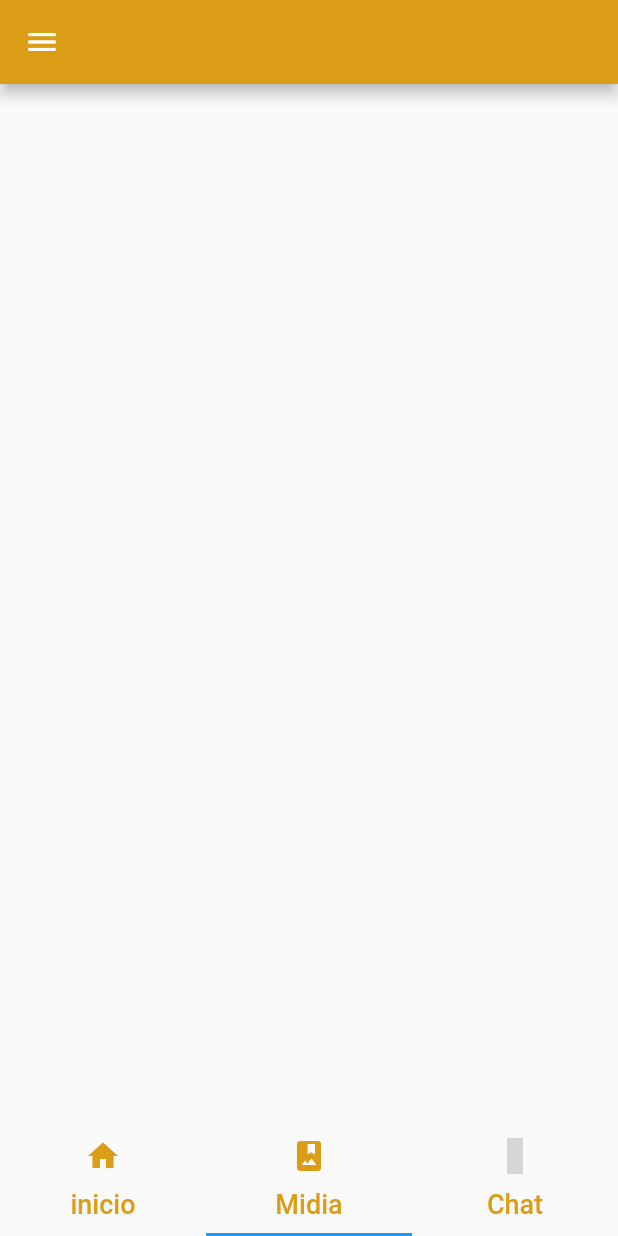
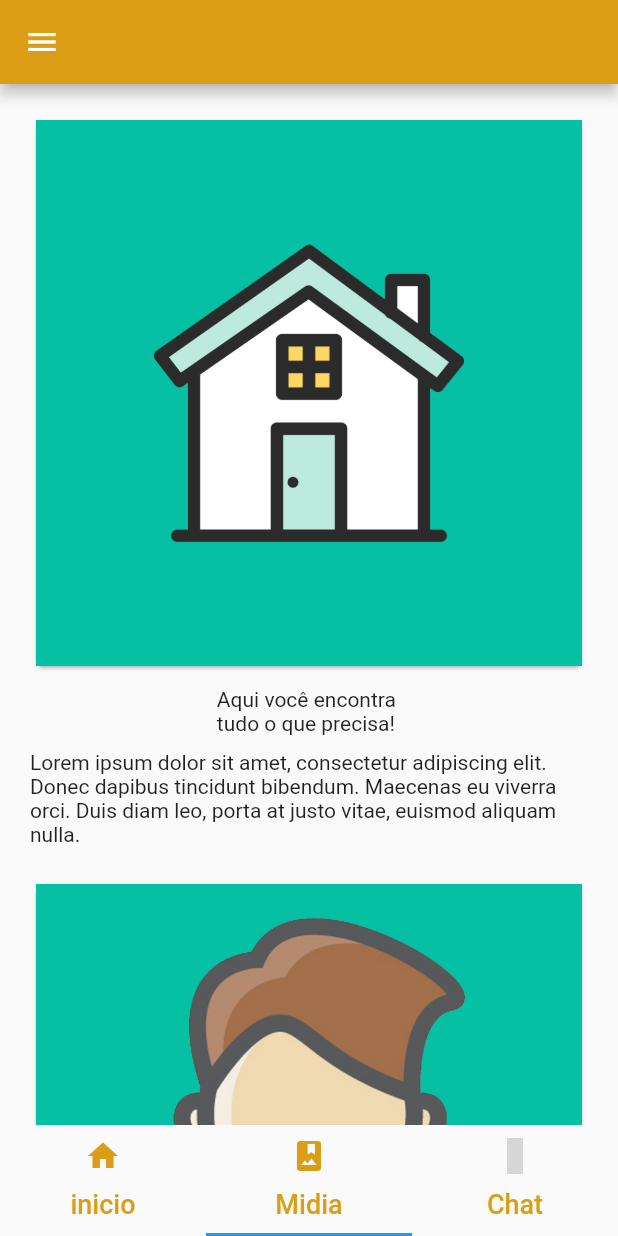
Before and after one commit to OzielFilho/Minuto-do-Aprendizado, a Flutter app: the HomePage screen opened by its route, item 2 of the bottom bar chosen, on a phone screen of 412 x 824 dp. Run offline on Flutter 3.47's test engine with Material 2 defaults, Android fonts, the phone set to English and light mode, and no system bars; our stand-ins replace flutter_icons, mobx; generated files the repository leaves out were written again; network calls fail; Roboto replaces fonts that are missing (fonts/SourceSansPro-Regular.tff); grey boxes are pictures that could not be loaded.

Commit message:
feat: add media model

```diff
--- /dev/null
+++ b/lib/core/model/media/Media.dart
@@ -0,0 +1,31 @@
+import 'package:flutter/material.dart';
+
+class Media {
+  final String imageUrl;
+  final String title;
+  final String description;
+
+  Media({
+    @required this.imageUrl,
+    @required this.title,
+    @required this.description,
+  });
+}
+
+final mediaList = [
+  Media(
+    imageUrl: 'assets/images/image1.jpg',
+    title: 'Aqui você encontra \ntudo o que precisa!',
+    description: 'Lorem ipsum dolor sit amet, consectetur adipiscing elit. Donec dapibus tincidunt bibendum. Maecenas eu viverra orci. Duis diam leo, porta at justo vitae, euismod aliquam nulla.',
+  ),
+  Media(
+    imageUrl: 'assets/images/image2.jpg',
+    title: 'Tudo em um só lugar!',
+    description: 'Lorem ipsum dolor sit amet, consectetur adipiscing elit. Donec dapibus tincidunt bibendum. Maecenas eu viverra orci. Duis diam leo, porta at justo vitae, euismod aliquam nulla.',
+  ),
+  Media(
+    imageUrl: 'assets/images/image3.jpg',
+    title: 'O ensino em seu smarthphone',
+    description: 'Lorem ipsum dolor sit amet, consectetur adipiscing elit. Donec dapibus tincidunt bibendum. Maecenas eu viverra orci. Duis diam leo, porta at justo vitae, euismod aliquam nulla.',
+  ),
+];
--- a/lib/core/model/user/user.dart
+++ b/lib/core/model/user/user.dart
@@ -0,0 +1,6 @@
+class User {
+  User({this.name, this.email, this.urlImage});
+  final String name;
+  final String email;
+  final String urlImage;
+}
--- a/lib/pages/home_page/home_page.dart
+++ b/lib/pages/home_page/home_page.dart
@@ -2,7 +2,8 @@ import 'package:flutter/material.dart';
 import 'package:flutter_icons/flutter_icons.dart';
 import 'package:minutodoaprendizado/pages/Inicio_page/inicio_page.dart';
 import 'package:minutodoaprendizado/pages/config_page/config_page.dart';
-import 'package:minutodoaprendizado/pages/midia_page/midia_page.dart';
+import 'package:minutodoaprendizado/pages/media_page/media_page.dart';
+
 
 import 'package:minutodoaprendizado/utils/theme/themes.dart';
 import 'package:minutodoaprendizado/utils/widgets/drawer/draw.dart';
@@ -69,11 +70,13 @@ class _HomePageState extends State<HomePage>
       ),
       drawer: Draw(),
       body: TabBarView(
+
         controller: _tabController,
         children: <Widget>[
           InicioPage(),
+          MediaPage(),
           ConfigPage(),
-          MidiaPage(),
+
         ],
       ),
     );
--- /dev/null
+++ b/lib/pages/media_page/media_page.dart
@@ -0,0 +1,24 @@
+import 'package:flutter/material.dart';
+import 'package:minutodoaprendizado/core/model/media/Media.dart';
+import 'package:minutodoaprendizado/utils/widgets/mediaWidget/media_widget.dart';
+
+class MediaPage extends StatefulWidget {
+  @override
+  _MediaPageState createState() => _MediaPageState();
+}
+
+class _MediaPageState extends State<MediaPage> {
+  @override
+  Widget build(BuildContext context) {
+    return Container(
+      child: ListView.builder(
+          itemCount: mediaList.length,
+          itemBuilder: (context, index) {
+            return Padding(
+              padding: EdgeInsets.all(20.0),
+              child: MediaWidget(media: mediaList[index])
+            );
+          }),
+    );
+  }
+}
--- /dev/null
+++ b/lib/utils/widgets/mediaWidget/media_widget.dart
@@ -0,0 +1,35 @@
+import 'package:flutter/cupertino.dart';
+import 'package:flutter/material.dart';
+import 'package:minutodoaprendizado/core/model/media/Media.dart';
+
+class MediaWidget extends StatelessWidget {
+  MediaWidget({@required this.media});
+
+  final Media media;
+
+  @override
+  Widget build(BuildContext context) {
+    return Container(
+      child: Container(
+        height: 469,
+        width: 100,
+        child: Column(
+          children: [
+            Card(
+              child: Image.asset(media.imageUrl ?? 'assets/images/logo.png',fit: BoxFit.contain,),
+              shape: RoundedRectangleBorder(borderRadius:BorderRadius.circular(5)),
+            ),
+            SizedBox(
+              height: 10,
+            ),
+            Text(media.title ?? 'Titulo'),
+            SizedBox(
+              height: 10,
+            ),
+            Text(media.description ?? 'Descrição')
+          ],
+        ),
+      ),
+    );
+  }
+}
```
Also changed, not shown: lib/pages/midia_page/midia_page.dart (deleted, +0 -15 lines), lib/utils/widgets/drawer/draw.dart (+22 -2 lines).
